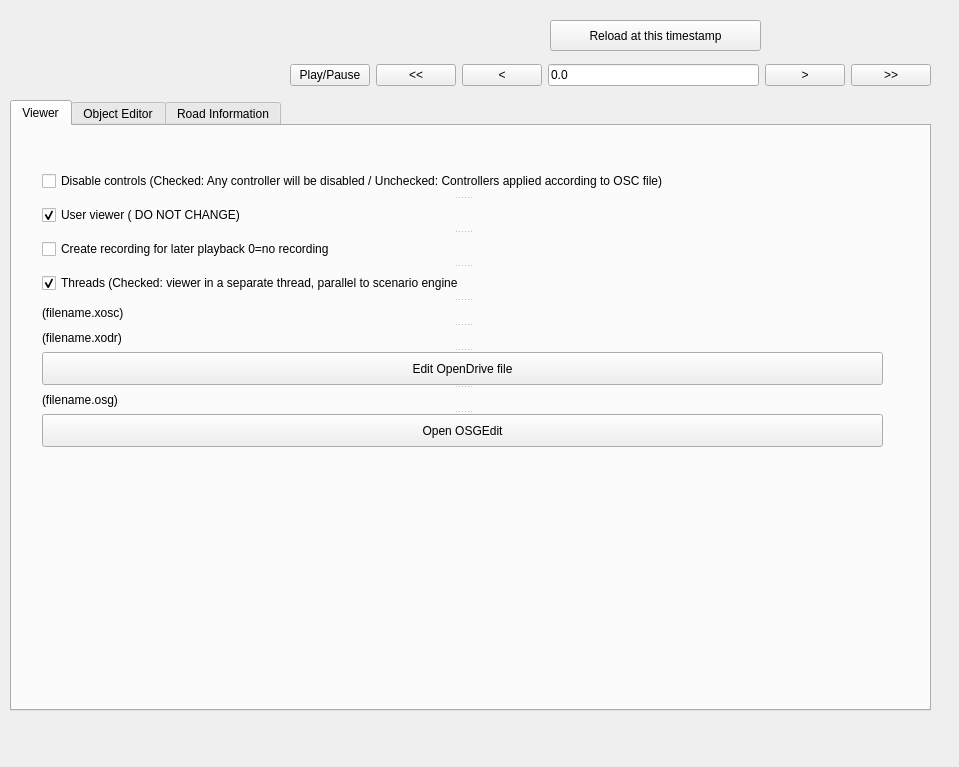
ebadi/OpenScenarioEditor, file ui/qt.ui: the form before one commit.
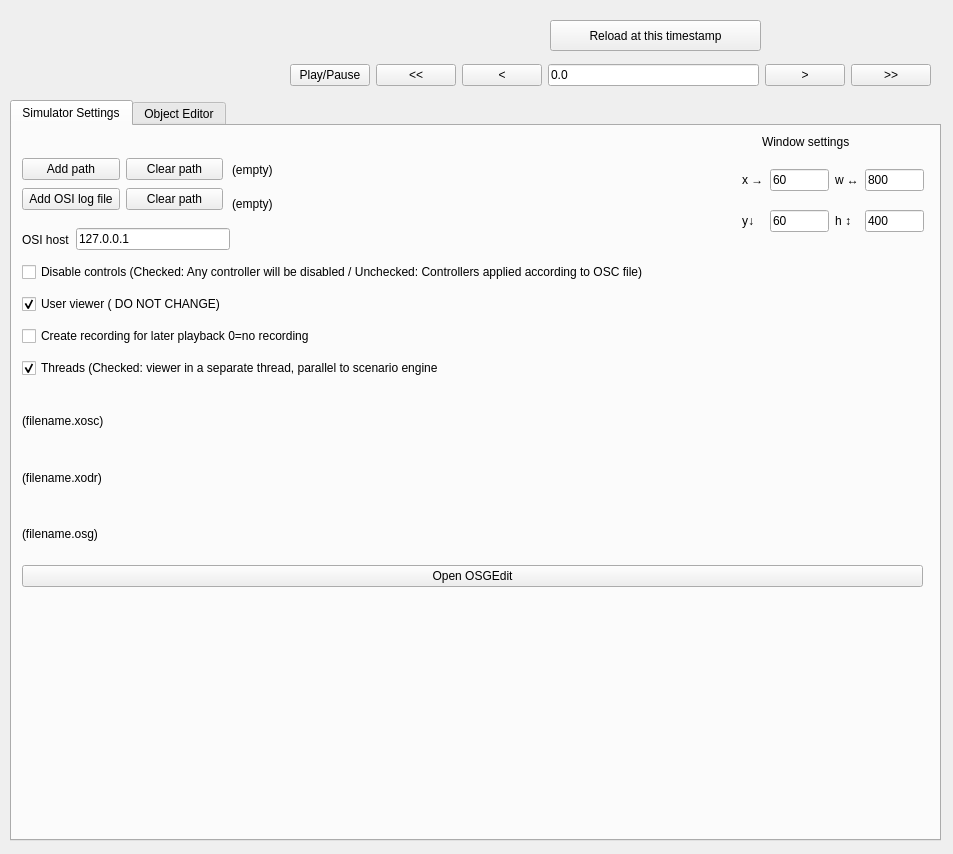
The form after the commit. The open tabs and pages were chosen to show the change.

```diff
--- a/ui/qt.ui
+++ b/ui/qt.ui
@@ -6,8 +6,8 @@
    <rect>
     <x>0</x>
     <y>0</y>
-    <width>959</width>
-    <height>767</height>
+    <width>953</width>
+    <height>854</height>
    </rect>
   </property>
   <property name="windowTitle">
@@ -35,12 +35,12 @@
      <rect>
       <x>10</x>
       <y>100</y>
-      <width>921</width>
-      <height>611</height>
+      <width>931</width>
+      <height>741</height>
      </rect>
     </property>
     <property name="currentIndex">
-     <number>0</number>
+     <number>1</number>
     </property>
     <property name="usesScrollButtons">
      <bool>true</bool>
@@ -53,25 +53,94 @@
     </property>
     <widget class="QWidget" name="tab_viewer">
      <attribute name="title">
-      <string>Viewer</string>
+      <string>Simulator Settings</string>
      </attribute>
-     <widget class="QSplitter" name="splitter_2">
+     <widget class="QWidget" name="layoutWidget">
       <property name="geometry">
        <rect>
-        <x>30</x>
-        <y>40</y>
-        <width>841</width>
-        <height>281</height>
+        <x>730</x>
+        <y>30</y>
+        <width>182</width>
+        <height>91</height>
        </rect>
       </property>
-      <property name="orientation">
-       <enum>Qt::Vertical</enum>
-      </property>
+      <layout class="QGridLayout" name="gridLayout_2">
+       <item row="0" column="0">
+        <widget class="QLabel" name="label_">
+         <property name="text">
+          <string>x →</string>
+         </property>
+        </widget>
+       </item>
+       <item row="0" column="1">
+        <widget class="QLineEdit" name="lineEdit_window_x">
+         <property name="text">
+          <string>60</string>
+         </property>
+        </widget>
+       </item>
+       <item row="0" column="2">
+        <widget class="QLabel" name="label_window_w">
+         <property name="text">
+          <string>w ↔</string>
+         </property>
+        </widget>
+       </item>
+       <item row="0" column="3">
+        <widget class="QLineEdit" name="lineEdit_window_w">
+         <property name="text">
+          <string>800</string>
+         </property>
+        </widget>
+       </item>
+       <item row="1" column="0">
+        <widget class="QLabel" name="label_window_y">
+         <property name="text">
+          <string>y↓</string>
+         </property>
+        </widget>
+       </item>
+       <item row="1" column="1">
+        <widget class="QLineEdit" name="lineEdit_window_y">
+         <property name="text">
+          <string>60</string>
+         </property>
+        </widget>
+       </item>
+       <item row="1" column="2">
+        <widget class="QLabel" name="label_window_h">
+         <property name="text">
+          <string>h ↕</string>
+         </property>
+        </widget>
+       </item>
+       <item row="1" column="3">
+        <widget class="QLineEdit" name="lineEdit_window_h">
+         <property name="text">
+          <string>400</string>
+         </property>
+        </widget>
+       </item>
+      </layout>
+     </widget>
+     <widget class="QWidget" name="layoutWidget">
+      <property name="geometry">
+       <rect>
+        <x>10</x>
+        <y>130</y>
+        <width>901</width>
+        <height>131</height>
+       </rect>
+      </property>
+      <layout class="QVBoxLayout" name="verticalLayout_2">
+       <item>
       <widget class="QCheckBox" name="checkBox_disable_ctrls">
        <property name="text">
         <string>Disable controls (Checked: Any controller will be disabled / Unchecked: Controllers applied according to OSC file)</string>
        </property>
       </widget>
+       </item>
+       <item>
       <widget class="QCheckBox" name="checkBox_use_viewer">
        <property name="text">
         <string>User viewer ( DO NOT CHANGE)</string>
@@ -80,11 +149,15 @@
         <bool>true</bool>
        </property>
       </widget>
+       </item>
+       <item>
       <widget class="QCheckBox" name="checkBox_record">
        <property name="text">
         <string>Create recording for later playback 0=no recording</string>
        </property>
       </widget>
+       </item>
+       <item>
       <widget class="QCheckBox" name="checkBox_threads">
        <property name="text">
         <string>Threads (Checked: viewer in a separate thread, parallel to scenario engine</string>
@@ -93,31 +166,153 @@
         <bool>true</bool>
        </property>
       </widget>
+       </item>
+      </layout>
+     </widget>
+     <widget class="QLabel" name="label_logfile_2">
+      <property name="geometry">
+       <rect>
+        <x>750</x>
+        <y>0</y>
+        <width>121</width>
+        <height>31</height>
+       </rect>
+      </property>
+      <property name="text">
+       <string>Window settings</string>
+      </property>
+     </widget>
+     <widget class="QWidget" name="layoutWidget">
+      <property name="geometry">
+       <rect>
+        <x>10</x>
+        <y>270</y>
+        <width>901</width>
+        <height>191</height>
+       </rect>
+      </property>
+      <layout class="QVBoxLayout" name="verticalLayout">
+       <item>
       <widget class="QLabel" name="label_oscfilename">
        <property name="text">
         <string>(filename.xosc)</string>
        </property>
       </widget>
+       </item>
+       <item>
       <widget class="QLabel" name="label_odrfilename">
        <property name="text">
         <string>(filename.xodr)</string>
        </property>
       </widget>
-      <widget class="QPushButton" name="pushButton_editodr">
-       <property name="text">
-        <string>Edit OpenDrive file</string>
-       </property>
-      </widget>
+       </item>
+       <item>
       <widget class="QLabel" name="label_osgfilename">
        <property name="text">
         <string>(filename.osg)</string>
        </property>
       </widget>
+       </item>
+       <item>
       <widget class="QPushButton" name="pushButton_osgview">
        <property name="text">
         <string>Open OSGEdit</string>
        </property>
       </widget>
+       </item>
+      </layout>
+     </widget>
+     <widget class="QWidget" name="layoutWidget">
+      <property name="geometry">
+       <rect>
+        <x>10</x>
+        <y>30</y>
+        <width>201</width>
+        <height>58</height>
+       </rect>
+      </property>
+      <layout class="QGridLayout" name="gridLayout_3">
+       <item row="0" column="0">
+        <widget class="QPushButton" name="pushButton_addpath">
+         <property name="text">
+          <string>Add path</string>
+         </property>
+        </widget>
+       </item>
+       <item row="0" column="1">
+        <widget class="QPushButton" name="pushButton_clearpath">
+         <property name="text">
+          <string>Clear path</string>
+         </property>
+        </widget>
+       </item>
+       <item row="1" column="0">
+        <widget class="QPushButton" name="pushButton_logfile">
+         <property name="text">
+          <string>Add OSI log file</string>
+         </property>
+        </widget>
+       </item>
+       <item row="1" column="1">
+        <widget class="QPushButton" name="pushButton_clearlog">
+         <property name="text">
+          <string>Clear path</string>
+         </property>
+        </widget>
+       </item>
+      </layout>
+     </widget>
+     <widget class="QWidget" name="layoutWidget">
+      <property name="geometry">
+       <rect>
+        <x>220</x>
+        <y>30</y>
+        <width>511</width>
+        <height>61</height>
+       </rect>
+      </property>
+      <layout class="QVBoxLayout" name="verticalLayout_3">
+       <item>
+        <widget class="QLabel" name="label_path">
+         <property name="text">
+          <string>(empty)</string>
+         </property>
+        </widget>
+       </item>
+       <item>
+        <widget class="QLabel" name="label_logfile">
+         <property name="text">
+          <string>(empty)</string>
+         </property>
+        </widget>
+       </item>
+      </layout>
+     </widget>
+     <widget class="QWidget" name="layoutWidget">
+      <property name="geometry">
+       <rect>
+        <x>10</x>
+        <y>100</y>
+        <width>208</width>
+        <height>27</height>
+       </rect>
+      </property>
+      <layout class="QHBoxLayout" name="horizontalLayout_2">
+       <item>
+        <widget class="QLabel" name="label_host">
+         <property name="text">
+          <string>OSI host</string>
+         </property>
+        </widget>
+       </item>
+       <item>
+        <widget class="QLineEdit" name="lineEdit_host">
+         <property name="text">
+          <string>127.0.0.1</string>
+         </property>
+        </widget>
+       </item>
+      </layout>
      </widget>
     </widget>
     <widget class="QWidget" name="tab_obj">
@@ -399,21 +594,16 @@
        </property>
       </widget>
      </widget>
-    </widget>
-    <widget class="QWidget" name="tab_road">
-     <attribute name="title">
-      <string>Road Information</string>
-     </attribute>
-     <widget class="QWidget" name="layoutWidget">
+     <widget class="QWidget" name="layoutWidget_2">
       <property name="geometry">
        <rect>
         <x>20</x>
-        <y>20</y>
-        <width>861</width>
+        <y>400</y>
+        <width>881</width>
         <height>301</height>
        </rect>
       </property>
-      <layout class="QGridLayout" name="gridLayout_4">
+      <layout class="QGridLayout" name="gridLayout_6">
        <item row="0" column="0">
         <widget class="QLabel" name="label_global_pos_x">
          <property name="text">
@@ -562,8 +752,8 @@
       <property name="geometry">
        <rect>
         <x>20</x>
-        <y>340</y>
-        <width>861</width>
+        <y>310</y>
+        <width>711</width>
         <height>31</height>
        </rect>
       </property>
@@ -580,15 +770,10 @@
         <string>Press F3 to find the next item</string>
        </property>
       </widget>
-      <widget class="QPushButton" name="pushButton_road">
-       <property name="text">
-        <string>Update Road(?)</string>
-       </property>
       </widget>
      </widget>
     </widget>
-   </widget>
-   <widget class="QWidget" name="">
+   <widget class="QWidget" name="layoutWidget">
     <property name="geometry">
      <rect>
       <x>290</x>
```
Lines whose indentation alone changed are shown as unchanged.
